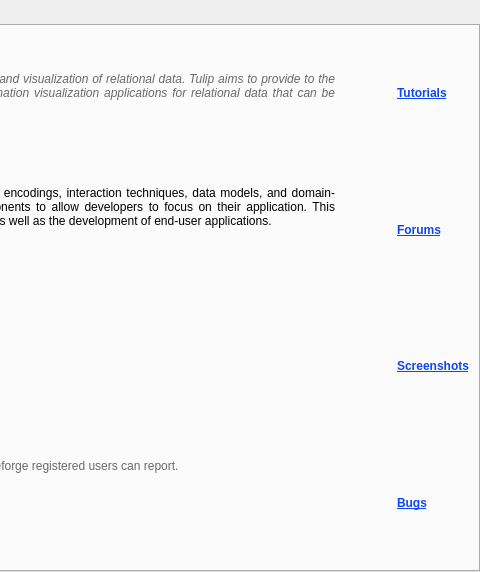
Qt form library/tulip-gui/designer/AboutTulipPage.ui (Tulip-Dev/tulip) before a commit; both pictures show x 427 to 907 and y 0 to 572 of the 907 by 572 pixel window.
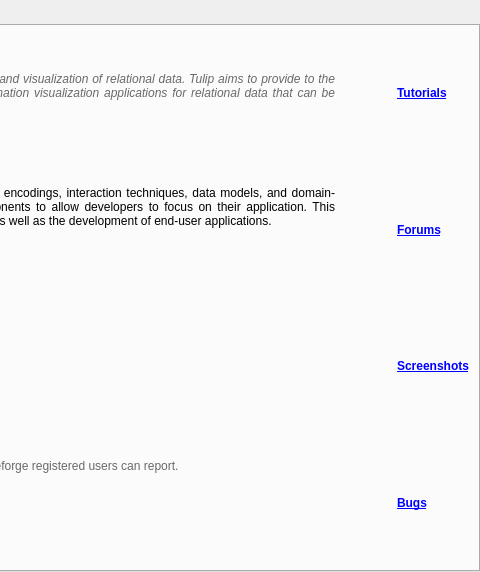
The same form after that commit. The open tabs and pages were chosen to show the change. Icons and pictures are not drawn.

Commit message: cleanup display of html links + add HTML_LINK_COLOR macro to give them the same contrasted blue color whatever the display mode (light/dark)

What changed in the file:
```diff
--- a/library/tulip-gui/designer/AboutTulipPage.ui
+++ b/library/tulip-gui/designer/AboutTulipPage.ui
@@ -461,7 +461,7 @@
                 <string notr="true">font: bold;</string>
                </property>
                <property name="text">
-                <string>&lt;a href=&quot;https://tulip.labri.fr/Documentation/current/tulip-user/html/tutorial_intermediate.html&quot;&gt;&lt;span style=&quot; color:#0d47f1;&quot;&gt;Tutorials&lt;/span&gt;&lt;/a&gt;</string>
+                <string>&lt;a href=&quot;https://tulip.labri.fr/Documentation/current/tulip-user/html/tutorial_intermediate.html&quot;&gt;Tutorials&lt;/a&gt;</string>
                </property>
                <property name="openExternalLinks">
                 <bool>true</bool>
@@ -506,7 +506,7 @@
                 <string notr="true">font: bold;</string>
                </property>
                <property name="text">
-                <string>&lt;a href=&quot;http://sourceforge.net/projects/auber/forums/forum/206283&quot;&gt;&lt;span style=&quot; color:#0d47f1;&quot;&gt;Forums&lt;/span&gt;&lt;/a&gt;</string>
+                <string>&lt;a href=&quot;http://sourceforge.net/projects/auber/forums/forum/206283&quot;&gt;Forums&lt;/a&gt;</string>
                </property>
                <property name="openExternalLinks">
                 <bool>true</bool>
@@ -551,7 +551,7 @@
                 <string notr="true">font: bold;</string>
                </property>
                <property name="text">
-                <string>&lt;a href=&quot;https://tulip.labri.fr/site/?q=screenshots&quot;&gt;&lt;span style=&quot; color:#0d47f1;&quot;&gt;Screenshots&lt;/span&gt;&lt;/a&gt;</string>
+                <string>&lt;a href=&quot;https://tulip.labri.fr/site/?q=screenshots&quot;&gt;Screenshots&lt;/a&gt;</string>
                </property>
                <property name="openExternalLinks">
                 <bool>true</bool>
@@ -596,7 +596,7 @@
                 <string notr="true">font: bold;</string>
                </property>
                <property name="text">
-                <string>&lt;a href=&quot;http://sourceforge.net/p/auber/bugs&quot;&gt;&lt;span style=&quot; color:#0d47f1;&quot;&gt;Bugs&lt;/span&gt;&lt;/a&gt;</string>
+                <string>&lt;a href=&quot;http://sourceforge.net/p/auber/bugs&quot;&gt;Bugs&lt;/a&gt;</string>
                </property>
                <property name="openExternalLinks">
                 <bool>true</bool>
```
Left out of the diff: 19 changed lines with no effect on the pictures. The commit also changes 11 other files.
